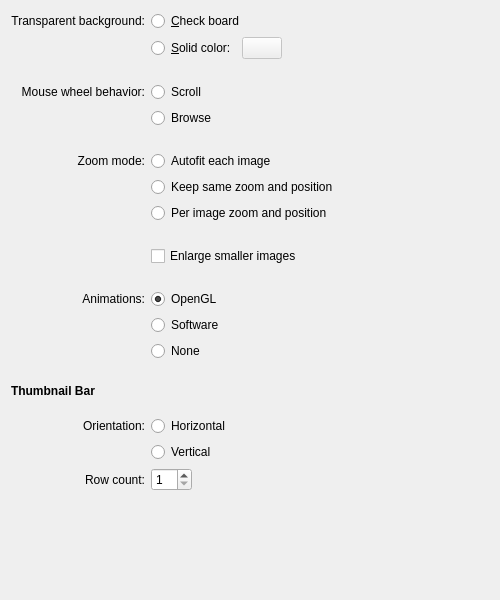
Before: the Qt Designer form app/imageviewconfigpage.ui in KDE/gwenview, drawn with Qt 5.
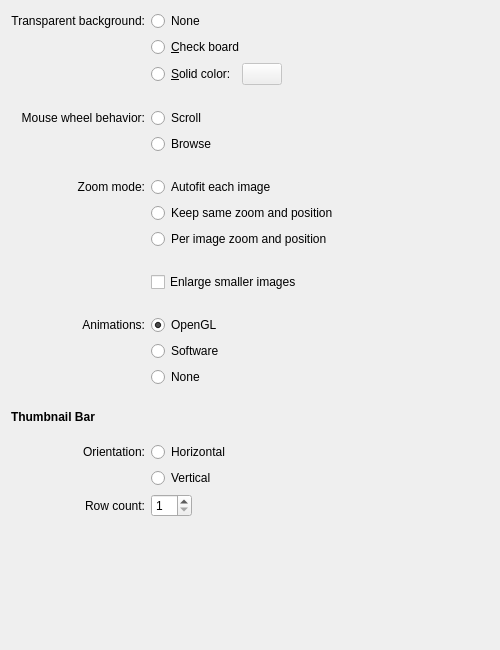
After: the same form once the commit is applied. Custom widgets are drawn as their Qt base class.

Commit message: Add "None" option for transparent background in Image view

Patch:
```diff
--- a/app/imageviewconfigpage.ui
+++ b/app/imageviewconfigpage.ui
@@ -7,7 +7,7 @@
     <x>0</x>
     <y>0</y>
     <width>500</width>
-    <height>600</height>
+    <height>650</height>
    </rect>
   </property>
   <layout class="QGridLayout" name="gridLayout">
@@ -25,6 +25,39 @@
     </widget>
    </item>
    <item row="0" column="1">
+    <layout class="QHBoxLayout" name="horizontalLayout_0">
+     <property name="spacing">
+      <number>6</number>
+     </property>
+     <property name="margin">
+      <number>0</number>
+     </property>
+     <item>
+      <widget class="QRadioButton" name="noBackgroundRadioButton">
+       <property name="text">
+        <string>None</string>
+       </property>
+       <property name="checked">
+        <bool>true</bool>
+       </property>
+      </widget>
+     </item>
+     <item>
+      <spacer name="horizontalSpacer_0">
+       <property name="orientation">
+        <enum>Qt::Horizontal</enum>
+       </property>
+       <property name="sizeHint" stdset="0">
+        <size>
+         <width>40</width>
+         <height>20</height>
+        </size>
+       </property>
+      </spacer>
+     </item>
+    </layout>
+   </item>
+   <item row="1" column="1">
     <layout class="QHBoxLayout" name="horizontalLayout_1">
      <property name="spacing">
       <number>6</number>
@@ -38,7 +71,7 @@
         <string>&amp;Check board</string>
        </property>
        <property name="checked">
-        <bool>true</bool>
+        <bool>false</bool>
        </property>
       </widget>
      </item>
@@ -57,7 +90,7 @@
      </item>
     </layout>
    </item>
-   <item row="1" column="1">
+   <item row="2" column="1">
     <layout class="QHBoxLayout" name="horizontalLayout_2">
      <property name="spacing">
       <number>6</number>
@@ -97,7 +130,7 @@
      </item>
     </layout>
    </item>
-   <item row="2" column="1">
+   <item row="3" column="1">
     <spacer name="verticalSpacer_1">
      <property name="orientation">
       <enum>Qt::Vertical</enum>
@@ -113,7 +146,7 @@
      </property>
     </spacer>
    </item>
-   <item row="3" column="0">
+   <item row="4" column="0">
     <widget class="QLabel" name="label_2">
      <property name="text">
       <string>Mouse wheel behavior:</string>
@@ -126,7 +159,7 @@
      </property>
     </widget>
    </item>
-   <item row="3" column="1">
+   <item row="4" column="1">
     <layout class="QHBoxLayout" name="horizontalLayout_3">
      <item>
       <widget class="QRadioButton" name="mouseWheelScrollRadioButton">
@@ -153,7 +186,7 @@
      </item>
     </layout>
    </item>
-   <item row="4" column="1">
+   <item row="5" column="1">
     <layout class="QHBoxLayout" name="horizontalLayout_4">
      <item>
       <widget class="QRadioButton" name="mouseWheelBrowseRadioButton">
@@ -177,7 +210,7 @@
      </item>
     </layout>
    </item>
-   <item row="5" column="1">
+   <item row="6" column="1">
     <spacer name="verticalSpacer_2">
      <property name="orientation">
       <enum>Qt::Vertical</enum>
@@ -193,7 +226,7 @@
      </property>
     </spacer>
    </item>
-   <item row="6" column="0">
+   <item row="7" column="0">
     <widget class="QLabel" name="label_3">
      <property name="text">
       <string>Zoom mode:</string>
@@ -206,7 +239,7 @@
      </property>
     </widget>
    </item>
-   <item row="6" column="1">
+   <item row="7" column="1">
     <layout class="QHBoxLayout" name="horizontalLayout_5">
      <item>
       <widget class="QRadioButton" name="autofitZoomModeRadioButton">
@@ -233,7 +266,7 @@
      </item>
     </layout>
    </item>
-   <item row="7" column="1">
+   <item row="8" column="1">
     <layout class="QHBoxLayout" name="horizontalLayout_6">
      <item>
       <widget class="QRadioButton" name="keepSameZoomModeRadioButton">
@@ -257,7 +290,7 @@
      </item>
     </layout>
    </item>
-   <item row="8" column="1">
+   <item row="9" column="1">
     <layout class="QHBoxLayout" name="horizontalLayout_7">
      <item>
       <widget class="QRadioButton" name="individualZoomModeRadioButton">
@@ -281,23 +314,23 @@
      </item>
     </layout>
    </item>
-   <item row="9" column="1">
-    <spacer name="verticalSpacer_3">
-     <property name="orientation">
-      <enum>Qt::Vertical</enum>
-     </property>
-     <property name="sizeType">
-      <enum>QSizePolicy::Fixed</enum>
-     </property>
-     <property name="sizeHint" stdset="0">
-      <size>
-       <width>207</width>
-       <height>17</height>
-      </size>
-     </property>
-    </spacer>
-   </item>
    <item row="10" column="1">
+    <spacer name="verticalSpacer_3">
+     <property name="orientation">
+      <enum>Qt::Vertical</enum>
+     </property>
+     <property name="sizeType">
+      <enum>QSizePolicy::Fixed</enum>
+     </property>
+     <property name="sizeHint" stdset="0">
+      <size>
+       <width>207</width>
+       <height>17</height>
+      </size>
+     </property>
+    </spacer>
+   </item>
+   <item row="11" column="1">
     <layout class="QHBoxLayout" name="horizontalLayout_8">
      <item>
       <widget class="QCheckBox" name="kcfg_EnlargeSmallerImages">
@@ -321,7 +354,7 @@
      </item>
     </layout>
    </item>
-   <item row="11" column="1">
+   <item row="12" column="1">
     <spacer name="verticalSpacer_4">
      <property name="orientation">
       <enum>Qt::Vertical</enum>
@@ -337,7 +370,7 @@
      </property>
     </spacer>
    </item>
-   <item row="12" column="0">
+   <item row="13" column="0">
     <widget class="QLabel" name="label_4">
      <property name="text">
       <string>Animations:</string>
@@ -350,7 +383,7 @@
      </property>
     </widget>
    </item>
-   <item row="12" column="1">
+   <item row="13" column="1">
     <layout class="QHBoxLayout" name="horizontalLayout_9">
      <item>
       <widget class="QRadioButton" name="glAnimationRadioButton">
@@ -377,7 +410,7 @@
      </item>
     </layout>
    </item>
-   <item row="13" column="1">
+   <item row="14" column="1">
     <layout class="QHBoxLayout" name="horizontalLayout_10">
      <item>
       <widget class="QRadioButton" name="softwareAnimationRadioButton">
@@ -401,7 +434,7 @@
      </item>
     </layout>
    </item>
-   <item row="14" column="1">
+   <item row="15" column="1">
     <layout class="QHBoxLayout" name="horizontalLayout_11">
      <item>
       <widget class="QRadioButton" name="noAnimationRadioButton">
@@ -425,7 +458,7 @@
      </item>
     </layout>
    </item>
-   <item row="15" column="1">
+   <item row="16" column="1">
     <spacer name="verticalSpacer_5">
      <property name="orientation">
       <enum>Qt::Vertical</enum>
@@ -441,14 +474,14 @@
      </property>
     </spacer>
    </item>
-   <item row="16" column="0">
+   <item row="17" column="0">
     <widget class="QLabel" name="label_5">
      <property name="text">
       <string>&lt;b&gt;Thumbnail Bar&lt;/b&gt;</string>
      </property>
     </widget>
    </item>
-   <item row="17" column="1">
+   <item row="18" column="1">
     <spacer name="verticalSpacer_6">
      <property name="orientation">
       <enum>Qt::Vertical</enum>
@@ -464,7 +497,7 @@
      </property>
     </spacer>
    </item>
-   <item row="18" column="0">
+   <item row="19" column="0">
     <widget class="QLabel" name="label_6">
      <property name="text">
       <string>Orientation:</string>
@@ -477,7 +510,7 @@
      </property>
     </widget>
    </item>
-   <item row="18" column="1">
+   <item row="19" column="1">
     <layout class="QHBoxLayout" name="horizontalLayout_12">
      <item>
       <widget class="QRadioButton" name="horizontalRadioButton">
@@ -501,7 +534,7 @@
      </item>
     </layout>
    </item>
-   <item row="19" column="1">
+   <item row="20" column="1">
     <layout class="QHBoxLayout" name="horizontalLayout_13">
      <item>
       <widget class="QRadioButton" name="verticalRadioButton">
@@ -525,7 +558,7 @@
      </item>
     </layout>
    </item>
-   <item row="20" column="0">
+   <item row="21" column="0">
     <widget class="QLabel" name="label_7">
      <property name="text">
       <string>Row count:</string>
@@ -538,7 +571,7 @@
      </property>
     </widget>
    </item>
-   <item row="20" column="1">
+   <item row="21" column="1">
     <layout class="QHBoxLayout" name="horizontalLayout_14">
      <item>
       <widget class="QSpinBox" name="kcfg_ThumbnailBarRowCount">
@@ -565,7 +598,7 @@
      </item>
     </layout>
    </item>
-   <item row="21" column="1">
+   <item row="22" column="1">
     <spacer name="verticalSpacer_7">
      <property name="orientation">
       <enum>Qt::Vertical</enum>
```
The commit also changes 5 other files.
